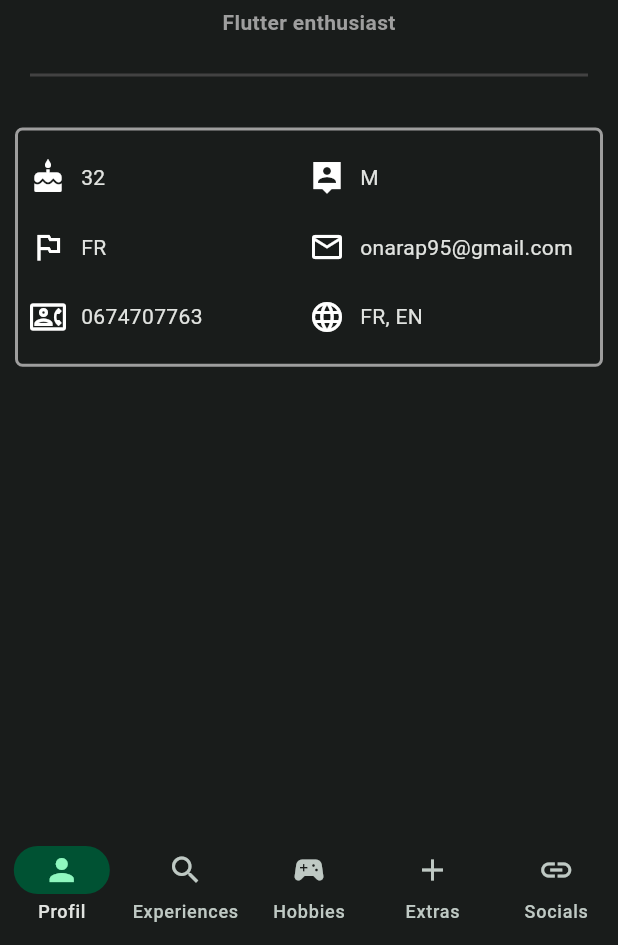
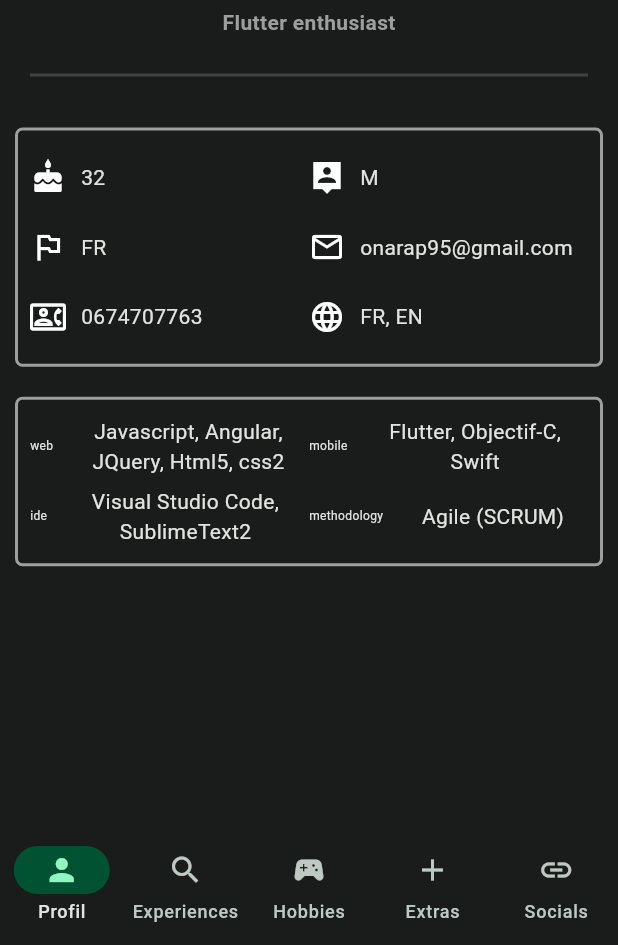
Before and after one commit to On-Arap/vincentburel_resume, a Flutter app: the screen it shows after launch, on a phone screen of 412 x 824 dp, the part 291-1236 px from its top. Run offline on Flutter 3.47's test engine with Material 3 defaults, Android fonts, the phone set to English and light mode, and no system bars; our stand-ins replace bloc, flutter_bloc.

Commit message:
add Technos to the Profil Page

```diff
--- /dev/null
+++ b/assets/technos.json
@@ -0,0 +1,6 @@
+{
+    "web": "Javascript, Angular, JQuery, Html5, css2",
+    "mobile": "Flutter, Objectif-C, Swift",
+    "ide": "Visual Studio Code, SublimeText2",
+    "methodology" : "Agile (SCRUM)"
+}
--- /dev/null
+++ b/lib/components/technos.dart
@@ -0,0 +1,74 @@
+import 'package:flutter/material.dart';
+import 'package:flutter_bloc/flutter_bloc.dart';
+import 'package:vincentburel_resume/cubits/technos/technos_cubit.dart';
+
+class Technos extends StatelessWidget {
+  const Technos({super.key});
+
+  void infosLoading(BuildContext context) {
+    final infosCubit = context.read<TechnosCubit>();
+    infosCubit.readJson();
+  }
+
+  @override
+  Widget build(BuildContext context) {
+    return Padding(
+      padding: const EdgeInsets.all(10.0),
+      child: Stack(
+        children: [
+          Container(
+            width: double.infinity,
+            decoration: BoxDecoration(
+              borderRadius: const BorderRadius.all(Radius.circular(5)),
+              border: Border.all(color: Colors.grey, width: 2.0, style: BorderStyle.solid),
+            ),
+            child: BlocBuilder<TechnosCubit, TechnosState>(
+              builder: (context, state) {
+                if (state is TechnosLoading) {
+                  infosLoading(context);
+                  return const Center(
+                    child: CircularProgressIndicator(),
+                  );
+                }
+                if (state is TechnosLoaded) {
+                  return Padding(
+                    padding: const EdgeInsets.all(8.0),
+                    child: GridView.count(
+                      crossAxisCount: 2,
+                      childAspectRatio: (1 / .25),
+                      shrinkWrap: true,
+                      children: state.technos.map((info) {
+                        var icon;
+                        switch (info.key) {
+                          default:
+                            icon = Text(info.key, style: const TextStyle(fontSize: 8));
+                        }
+                        return Row(children: [
+                          icon,
+                          const SizedBox(width: 10),
+                          Expanded(
+                            child: Text(
+                              info.value,
+                              textAlign: TextAlign.center,
+                              style: const TextStyle(fontSize: 14),
+                            ),
+                          )
+                        ]);
+                      }).toList(),
+                    ),
+                  );
+                } else {
+                  return const Center(
+                    child: CircularProgressIndicator(
+                      color: Colors.red,
+                    ),
+                  );
+                }
+              },
+            ),
+          ),
+        ],
+      ),
+    );
+  }
+}
--- /dev/null
+++ b/lib/cubits/technos/technos_cubit.dart
@@ -0,0 +1,19 @@
+import 'package:bloc/bloc.dart';
+import 'dart:convert';
+import 'package:flutter/services.dart';
+import 'package:flutter/widgets.dart';
+part 'technos_state.dart';
+
+class TechnosCubit extends Cubit<TechnosState> {
+  TechnosCubit() : super(const TechnosLoading());
+
+  Future<void> readJson() async {
+    final String response = await rootBundle.loadString('assets/technos.json');
+    var data = json.decode(response);
+    List<Techno> listTechno = [];
+    data.forEach((key, value) {
+      listTechno.add(Techno(key, value));
+    });
+    emit(TechnosLoaded(listTechno));
+  }
+}
--- /dev/null
+++ b/lib/cubits/technos/technos_state.dart
@@ -0,0 +1,28 @@
+part of 'technos_cubit.dart';
+
+class Techno {
+  String key;
+  String value;
+
+  Techno(this.key, this.value);
+
+  @override
+  String toString() {
+    return '{ $key, $value }';
+  }
+}
+
+@immutable
+sealed class TechnosState {
+  const TechnosState();
+}
+
+final class TechnosLoading extends TechnosState {
+  const TechnosLoading();
+}
+
+final class TechnosLoaded extends TechnosState {
+  final List<Techno> technos;
+
+  const TechnosLoaded(this.technos);
+}
--- a/lib/main.dart
+++ b/lib/main.dart
@@ -1,9 +1,10 @@
 import 'package:flutter/material.dart';
-import 'package:vincentburel_resume/cubits/infos/infos_cubit.dart';
-import 'package:vincentburel_resume/home.dart';
+import 'home.dart';
 import 'package:flutter_bloc/flutter_bloc.dart';
 
 import 'constants/color_scheme.dart';
+import 'cubits/technos/technos_cubit.dart';
+import 'cubits/infos/infos_cubit.dart';
 
 void main() {
   runApp(const MyApp());
@@ -25,6 +26,9 @@ class MyApp extends StatelessWidget {
           BlocProvider<InfosCubit>(
             create: (BuildContext context) => InfosCubit(),
           ),
+          BlocProvider<TechnosCubit>(
+            create: (BuildContext context) => TechnosCubit(),
+          ),
         ],
         child: MaterialApp(
           debugShowCheckedModeBanner: false,
--- a/lib/pages/profil_page.dart
+++ b/lib/pages/profil_page.dart
@@ -1,5 +1,6 @@
 import 'package:flutter/material.dart';
-import 'package:vincentburel_resume/components/informations.dart';
+import '../components/informations.dart';
+import '../components/technos.dart';
 import '../constants/destinations.dart';
 
 class ProfilPage extends StatefulWidget {
@@ -44,6 +45,7 @@ class _ProfilPageState extends State<ProfilPage> {
           ),
           Divider(height: 50, thickness: 2, indent: 20, endIndent: 20, color: Colors.grey[800]),
           const Informations(),
+          const Technos(),
         ],
       ),
     );
```
